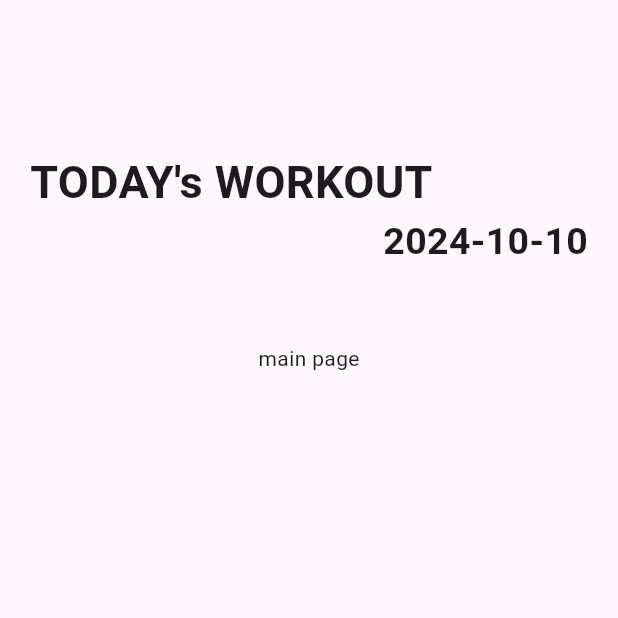
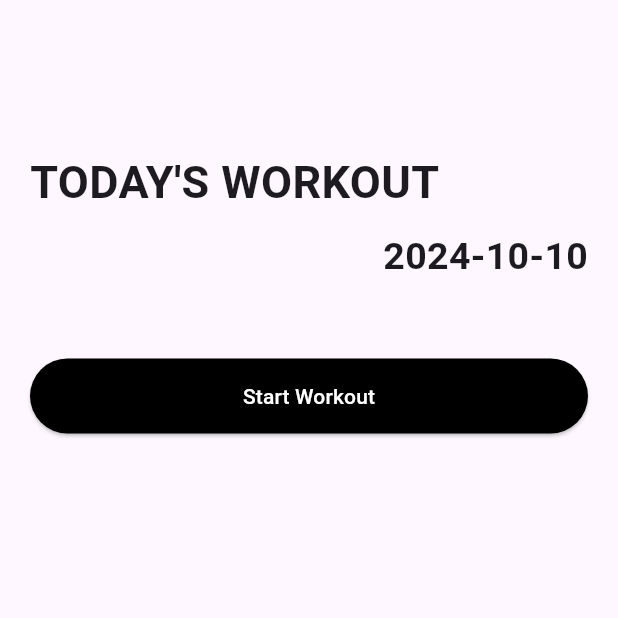
Before and after one commit to qotjwns/SpotUBae, a Flutter app: the HomeScreen screen opened directly, on a phone screen of 412 x 824 dp, the top half of it. Run offline on Flutter 3.47's test engine with Material 3 defaults, Android fonts, the light colour scheme and no system bars; our stand-ins replace font_awesome_flutter.

Commit message:
connect home screen and first screen

```diff
--- a/lib/login/login_screen.dart
+++ b/lib/login/login_screen.dart
@@ -1,7 +1,6 @@
 import 'package:flutter/material.dart';
 import 'package:font_awesome_flutter/font_awesome_flutter.dart';
-
-import '../screen/first_screen.dart';
+import 'package:group_app/base/bottom_nav_bar.dart';
 import '../screen/home_screen.dart';
 
 class LoginScreen extends StatelessWidget {
@@ -44,7 +43,7 @@ class LoginScreen extends StatelessWidget {
               const SizedBox(height: 25),
               ElevatedButton(
                 onPressed: () {
-                  const HomeScreen();
+                  const BottomNavBar();
                 },
                 style: ElevatedButton.styleFrom(
                   backgroundColor: Colors.black,
--- a/lib/main.dart
+++ b/lib/main.dart
@@ -1,5 +1,7 @@
 import 'package:flutter/material.dart';
+import 'package:group_app/base/bottom_nav_bar.dart';
 import 'package:group_app/login/login_screen.dart';
+import 'package:group_app/screen/home_screen.dart';
 
 void main() {
   runApp(const MyApp());
@@ -18,7 +20,7 @@ class MyApp extends StatelessWidget {
         colorScheme: ColorScheme.fromSeed(seedColor: Colors.deepPurple),
         useMaterial3: true,
       ),
-      home: LoginScreen(),
+      home: const BottomNavBar(),
     );
   }
 }
--- a/lib/screen/first_screen.dart
+++ b/lib/screen/first_screen.dart
@@ -11,6 +11,7 @@ class FirstScreen extends StatelessWidget {
     String formattedDate = DateFormat('yyyy-MM-dd').format(now);
 
     return Scaffold(
+      appBar: AppBar(),
       body: Container(
         padding: const EdgeInsets.symmetric(horizontal: 20),
         child: Column(
--- a/lib/screen/home_screen.dart
+++ b/lib/screen/home_screen.dart
@@ -1,54 +1,58 @@
 import 'package:flutter/material.dart';
-import 'package:group_app/base/bottom_nav_bar.dart';
-import 'package:group_app/date.dart';
-import 'package:group_app/login/login_screen.dart';
+import 'package:group_app/base/button/button_widget.dart';
+import 'package:group_app/screen/first_screen.dart';
 import 'package:intl/intl.dart';
 
+class HomeScreen extends StatelessWidget {
+  const HomeScreen({super.key});
 
-import '../base/button/button_widget.dart';
-
-import '../base/button/buttons.dart';
-
-class HomeScreen extends StatelessWidget {
-  // This widget is the root of your application.
   @override
   Widget build(BuildContext context) {
     DateTime now = DateTime.now();
     String formattedDate = DateFormat('yyyy-MM-dd').format(now);
 
     return Scaffold(
-        body: Container(
-          padding: const EdgeInsets.symmetric(horizontal : 20),
+      body: Padding(
+        padding: const EdgeInsets.symmetric(horizontal: 20),
         child: Column(
+          crossAxisAlignment: CrossAxisAlignment.start,
           children: [
-              Column(
-                children: [
-                  const SizedBox(height: 100,),
-                  const Row(
-                    mainAxisAlignment: MainAxisAlignment.spaceBetween,
-                    children: [
-                      Text('TODAY\'s WORKOUT', style: TextStyle(fontSize: 30, fontWeight: FontWeight.bold),),
-                    ],
+            const SizedBox(height: 100), // 상단 여백
+            const Text(
+              'TODAY\'S WORKOUT',
+              style: TextStyle(
+                fontSize: 30,
+                fontWeight: FontWeight.bold,
               ),
+            ),
+            const SizedBox(height: 10), // 제목과 날짜 사이의 간격
             Row(
               mainAxisAlignment: MainAxisAlignment.end,
               children: [
-                      Text(formattedDate, style: const TextStyle(fontSize: 25,fontWeight: FontWeight.bold),)
-                    ],
+                Text(
+                  formattedDate,
+                  style: const TextStyle(
+                    fontSize: 25,
+                    fontWeight: FontWeight.bold,
                   ),
-                  const Column(
-                    children: [
-                      SizedBox(height: 50,),
-                      Text("main page")
-                    ],
                 ),
               ],
             ),
+            const SizedBox(height: 50),
+            ButtonWidget(
+                label: "Start Workout",
+                onPressed: () {
+                  Navigator.push(
+                      context,
+                      MaterialPageRoute(
+                        builder: (context) => const FirstScreen(),
+                      )
+                  );
+                }
+            )
           ],
         ),
       ),
     );
   }
-
-  const HomeScreen({super.key});
 }
```
Lines whose indentation alone changed are shown as unchanged.
